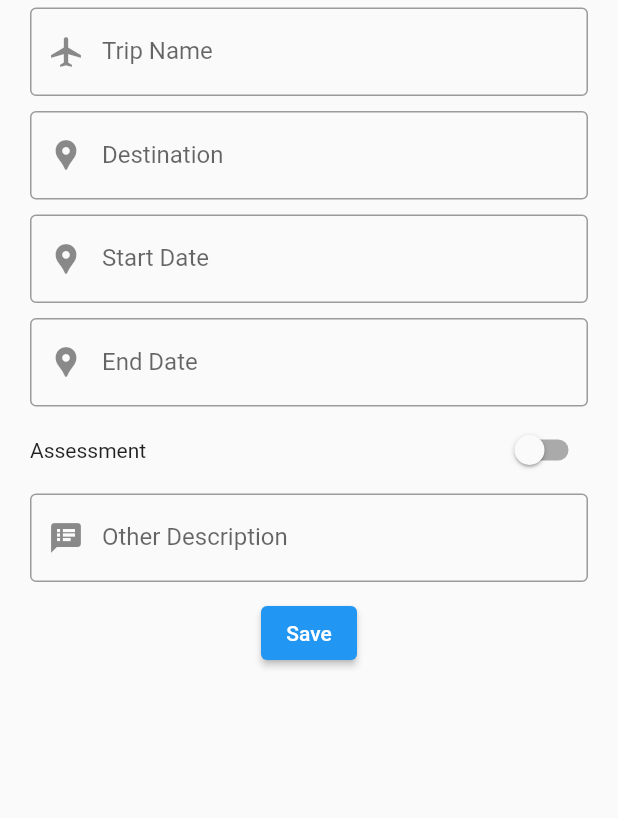
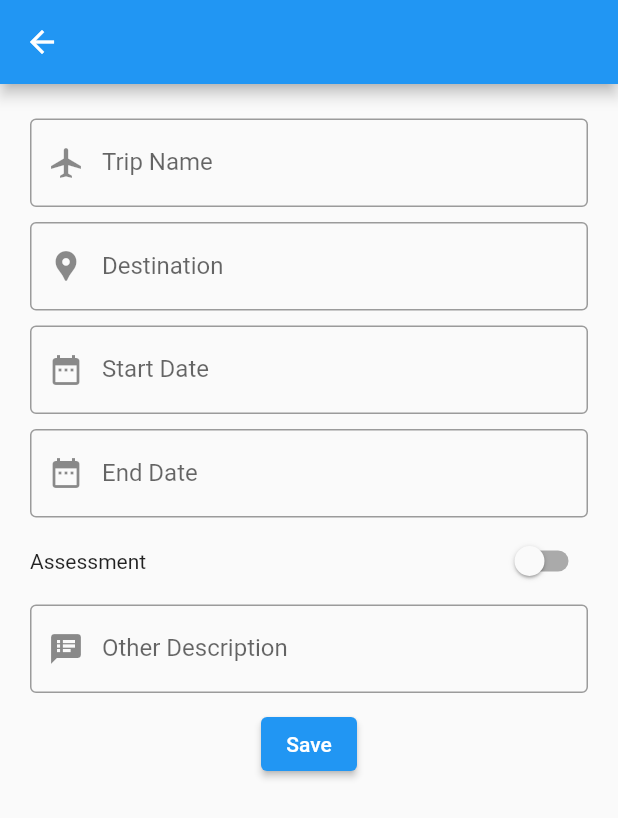
Before and after one commit to PhongLH18715/MEXPENSE_FLUTTER, a Flutter app: the screen it shows after launch, after a tap on the "add" icon, on a phone screen of 412 x 824 dp. Shown: the top 818 px of the screen. Run offline on Flutter 3.47's test engine with Material 2 defaults, Android fonts, the phone set to English and light mode, and no system bars; our stand-ins replace sqflite; accounts and stored records are empty.

Commit message:
update & delete for trips & expense.

```diff
--- a/lib/constants.dart
+++ b/lib/constants.dart
@@ -1,6 +1,4 @@
 // ignore_for_file: constant_identifier_names
-
-const DB_PATH = "flutter";
 
 const EXPENSE_ID = "_id";
 const EXPENSE_NAME = "name";
--- a/lib/database/tripDB.dart
+++ b/lib/database/tripDB.dart
@@ -18,7 +18,7 @@ class TripDB {
   TripDB._init();
 
   Future<Database> get database async =>
-      _database ??= await getDatabase(DB_PATH);
+      _database ??= await getDatabase("trips_flutter");
 
   Future<Database> getDatabase(String path) async {
     String databasePath = await getDatabasesPath();
--- a/lib/layouts/tripForm.dart
+++ b/lib/layouts/tripForm.dart
@@ -26,9 +26,25 @@ class _TripFormState extends State<TripForm> {
   final trip_key = GlobalKey<FormState>();
 
   @override
+  void initState() {
+    super.initState();
+    if (widget.trip != null) {
+      nameController.text = widget.trip!.name;
+      destinationController.text = widget.trip!.destination;
+      descriptionController.text = widget.trip!.description;
+      startController.text = widget.trip!.startDate;
+      endController.text = widget.trip!.endDate;
+      assessment = widget.trip!.riskAssessment;
+    }
+  }
+
+  @override
   Widget build(BuildContext context) {
     return Scaffold(
+      appBar: AppBar(),
       body: SingleChildScrollView(
+        child: Padding(
+          padding: const EdgeInsets.only(top: 18.0),
           child: Form(
               key: trip_key,
               child: Column(
@@ -66,7 +82,7 @@ class _TripFormState extends State<TripForm> {
                       readOnly: true,
                       onTap: () => getDate('Start'),
                       decoration: const InputDecoration(
-                        prefixIcon: Icon(Icons.location_pin),
+                          prefixIcon: Icon(Icons.date_range),
                           labelText: "Start Date",
                           border: OutlineInputBorder()),
                     ),
@@ -78,7 +94,7 @@ class _TripFormState extends State<TripForm> {
                       readOnly: true,
                       onTap: () => getDate('End'),
                       decoration: const InputDecoration(
-                        prefixIcon: Icon(Icons.location_pin),
+                          prefixIcon: Icon(Icons.date_range),
                           labelText: "End Date",
                           border: OutlineInputBorder()),
                     ),
@@ -117,6 +133,7 @@ class _TripFormState extends State<TripForm> {
                       )),
                 ],
               )),
+        ),
       ),
     );
   }
--- a/lib/layouts/trips.dart
+++ b/lib/layouts/trips.dart
@@ -2,6 +2,7 @@ import 'package:flutter/material.dart';
 import 'package:mexpense/database/tripDB.dart';
 
 import '../main.dart';
+import '../model/trip.dart';
 import 'expenses.dart';
 
 class Trips extends StatefulWidget {
@@ -16,8 +17,12 @@ class _TripState extends State<Trips> {
   void initState() {
     super.initState();
     setState(() {
-      TripDB.helper.getTrips();
+      getTrips();
     });
+  }
+
+  Future<List<Trip>> getTrips() async{
+    return await TripDB.helper.getTrips();
   }
 
   @override
@@ -28,7 +33,7 @@ class _TripState extends State<Trips> {
         children: [
           Expanded(
             child: FutureBuilder(
-              future: TripDB.helper.getTrips(),
+              future: getTrips(),
               builder: (context, snapshot) {
                 if (snapshot.hasData) {
                   return tripList(snapshot);
--- a/lib/model/expense.dart
+++ b/lib/model/expense.dart
@@ -20,6 +20,7 @@ class Expense {
   Expense.fromJSON(Map<String, dynamic> json)
       : id = json[EXPENSE_ID],
         name = json[EXPENSE_NAME],
+        date = json[EXPENSE_DATE],
         cost = json[EXPENSE_COST],
         amount = json[EXPENSE_AMOUNT],
         notes = json[EXPENSE_NOTES],
--- a/lib/model/trip.dart
+++ b/lib/model/trip.dart
@@ -24,7 +24,7 @@ class Trip {
         destination = json[TRIP_DESTINATION],
         startDate = json[TRIP_START],
         endDate = json[TRIP_END],
-        riskAssessment = json[TRIP_RISK_ASSESSMENT] == "1" ? true : false,
+        riskAssessment = json[TRIP_RISK_ASSESSMENT] == 1 ? true : false,
         description = json[TRIP_DESCRIPTION],
         total = json[TRIP_TOTAL];
 
@@ -34,10 +34,15 @@ class Trip {
       TRIP_DESTINATION: destination,
       TRIP_START: startDate,
       TRIP_END: endDate,
-      TRIP_RISK_ASSESSMENT: riskAssessment,
+      TRIP_RISK_ASSESSMENT: riskAssessment ? 1 : 0,
       TRIP_DESCRIPTION: description,
       TRIP_TOTAL: total
     };
+  }
+
+  @override
+  String toString() {
+    return 'Trip{id: $id, name: $name, destination: $destination, startDate: $startDate, endDate: $endDate, riskAssessment: $riskAssessment, description: $description, total: $total}';
   }
 }
 
```
Also changed, not shown: lib/database/expenseDB.dart (+4 -4 lines), lib/layouts/expenseForm.dart (+13 -1 lines), lib/layouts/expenses.dart (+77 -25 lines). Lines whose indentation alone changed are shown as unchanged.
